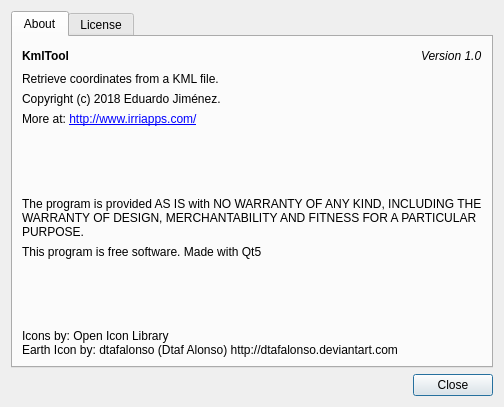
First picture: the form in aboutdialog.ui, repository ecoslacker/kmltool, before the edit.
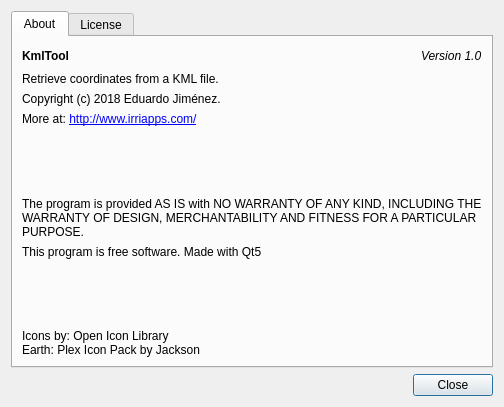
Second picture: the form after the edit. Icons and pictures are not drawn.

What changed in the file:
```diff
--- a/aboutdialog.ui
+++ b/aboutdialog.ui
@@ -130,7 +130,7 @@
         <widget class="QLabel" name="label_7">
          <property name="text">
           <string>Icons by: Open Icon Library
-Earth Icon by: dtafalonso (Dtaf Alonso) http://dtafalonso.deviantart.com</string>
+Earth: Plex Icon Pack by Jackson</string>
          </property>
         </widget>
        </item>
```
